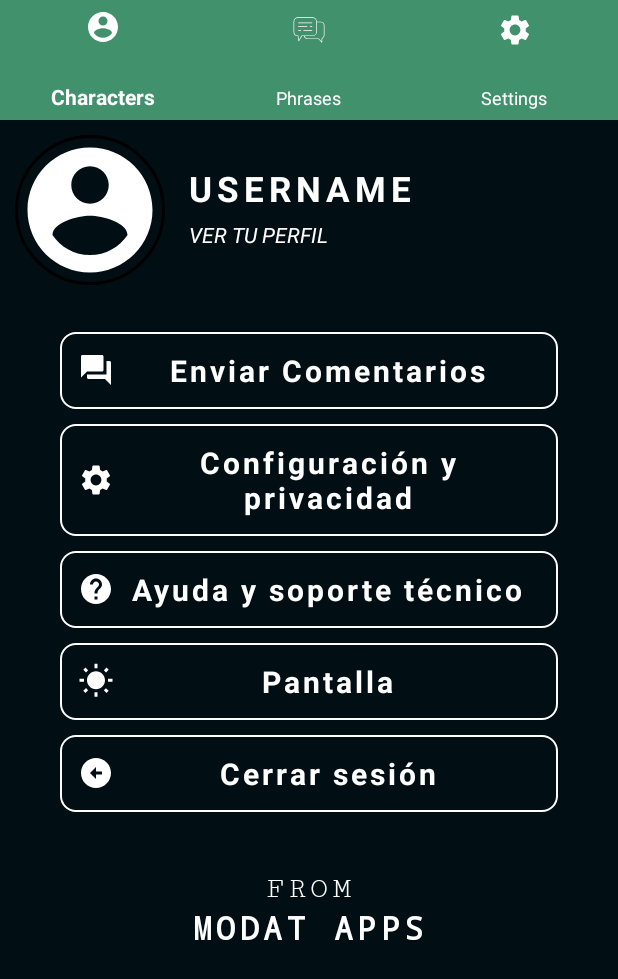
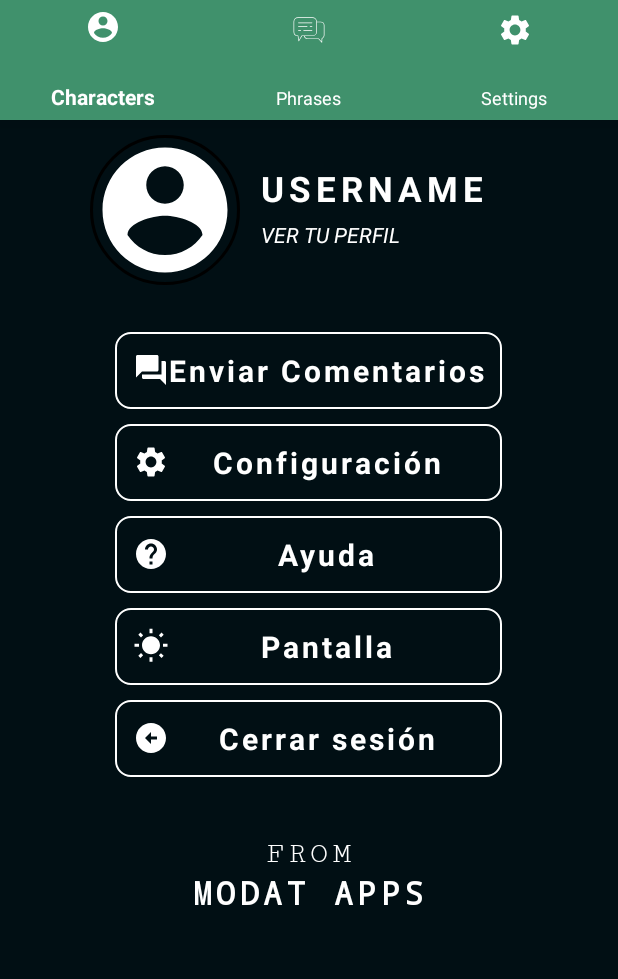
Before and after one commit to Antonio3veces3/BreakingBadApp, an Android app: the fragment settings placed in its activity, on a phone screen of 412 x 824 dp. Shown: the top 979 px of the screen. Run offline under Robolectric (Android 15) with nearby library versions, the phone set to English and light mode, and no system bars; our stand-ins replace CircleImageView; network calls fail; 1 statement that could not run was skipped.

Commit message:
Ultimo diseño settings

```diff
--- a/app/src/main/res/layout/fragment_settings.xml
+++ b/app/src/main/res/layout/fragment_settings.xml
@@ -16,8 +16,9 @@
             android:id="@+id/profile_image"
             android:layout_width="100dp"
             android:layout_height="100dp"
+            android:layout_marginStart="50dp"
             android:src="@drawable/settings_ic_user"
-            app:civ_border_color="#FF000000"
+            app:civ_border_color="#000"
             app:civ_border_width="2dp" />
 
         <LinearLayout
@@ -25,7 +26,7 @@
             android:layout_width="wrap_content"
             android:layout_height="wrap_content"
             android:layout_alignParentEnd="true"
-            android:layout_marginEnd="98dp"
+            android:layout_marginEnd="50dp"
             android:orientation="vertical"
             android:padding="20dp" >
 
@@ -57,14 +58,13 @@
             android:layout_width="wrap_content"
             android:layout_height="wrap_content"
             android:layout_below="@+id/layout1"
-            android:layout_alignParentEnd="true"
-            android:layout_marginStart="20dp"
+            android:layout_centerVertical="true"
+            android:layout_centerHorizontal="true"
             android:layout_marginTop="20dp"
             android:layout_marginEnd="20dp"
+            android:padding="10dp"
             android:layout_marginBottom="20dp"
-            android:gravity="end"
-            android:orientation="vertical"
-            android:padding="10dp">
+            android:orientation="vertical">
 
             <TextView
                 android:layout_width="match_parent"
@@ -88,7 +88,7 @@
                 android:drawableLeft="@drawable/settings_ic_settings"
                 android:letterSpacing=".10"
                 android:padding="12dp"
-                android:text="Configuración y privacidad"
+                android:text="Configuración"
                 android:textAlignment="center"
                 android:textColor="@color/white"
                 android:textSize="20sp"
@@ -102,7 +102,7 @@
                 android:drawableLeft="@drawable/settings_ic_help"
                 android:letterSpacing=".10"
                 android:padding="12dp"
-                android:text="Ayuda y soporte técnico"
+                android:text="Ayuda"
                 android:textAlignment="center"
                 android:textColor="@color/white"
                 android:textSize="20sp"
```
